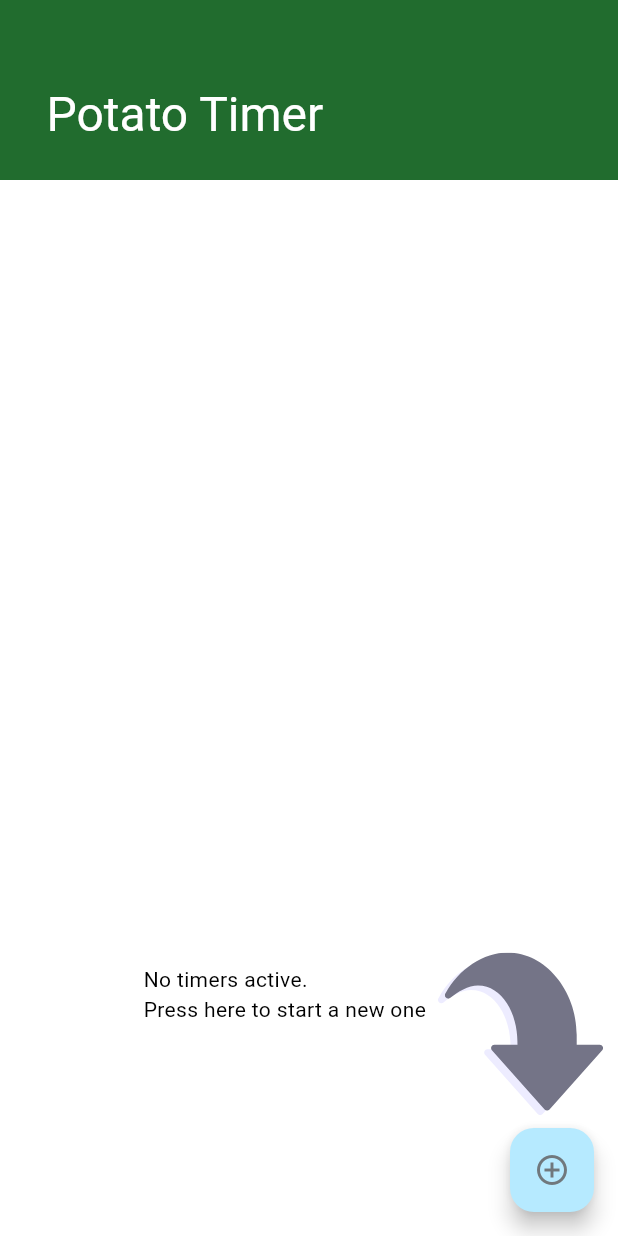
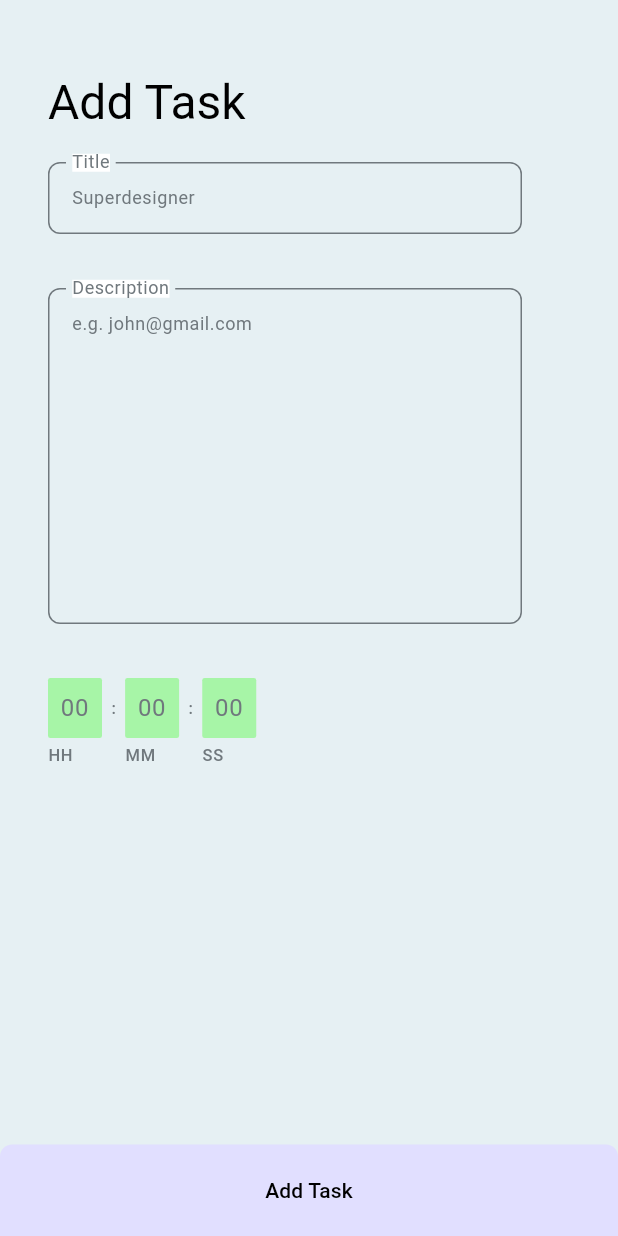
Before and after one commit to ahrar01/ipotato_timer_task, a Flutter app: the screen it shows after launch, after a tap on the "add circle outline" icon, on a phone screen of 412 x 824 dp. Run offline on Flutter 3.47's test engine with Material 2 defaults, Android fonts, the phone set to English and light mode, and no system bars; our stand-ins replace assets_audio_player, drift, flutter_mobx, flutter_svg, freezed_annotation, get_it and 3 more; accounts and stored records are empty; generated files the repository leaves out were written again.

Commit message:
all functionality done

```diff
--- a/lib/core/di.iconfig.dart
+++ b/lib/core/di.iconfig.dart
@@ -1,6 +1,6 @@
 import 'package:get_it/get_it.dart';
 import 'package:injectable/injectable.dart';
-import 'package:ipotato_timer_task/core/di.iconfig.config.dart';
+import 'di.iconfig.config.dart';
 
 final GetIt getIt = GetIt.instance;
 
--- a/lib/core/storage/app_database.dart
+++ b/lib/core/storage/app_database.dart
@@ -1,6 +1,5 @@
 import 'dart:io';
 import 'package:drift/native.dart';
-import 'package:ipotato_timer_task/screens/home/domain/task_modal.dart';
 import 'package:path_provider/path_provider.dart';
 import 'package:path/path.dart' as p;
 import 'package:drift/drift.dart';
--- a/lib/screens/home/data/task_dao.dart
+++ b/lib/screens/home/data/task_dao.dart
@@ -1,6 +1,5 @@
-import 'package:drift/drift.dart';
 import 'package:injectable/injectable.dart';
-import 'package:ipotato_timer_task/screens/home/domain/task_modal.dart';
+import '../domain/task_modal.dart';
 
 import '../../../core/storage/app_database.dart';
 
@@ -9,25 +8,12 @@ class TaskDao {
   final AppDatabase _db;
   TaskDao(this._db);
 
-  /// "watchAllTasks() returns a Stream of all the tasks in the database."
-  ///
-  /// The Stream is a Dart class that allows us to listen to a stream of data. In this case, we're
-  /// listening to a stream of all the tasks in the database
-  ///
-  /// Returns:
-  ///   A Stream of a List of Task objects.
-  Stream<List<Task>> watchAllTask() {
-
-      return _db.select(_db.tasksTable).watch();
-
-  }
-
   /// It returns a list of tasks from the database.
   ///
   /// Returns:
   ///   A list of Task objects.
-  Future<List<Task>> getAllTask() {
-    return _db.select(_db.tasksTable).get();
+  Future<List<TasksTableData>> getAllTask() async {
+    return  _db.select(_db.tasksTable).get();
   }
 
   /// Insert the task into the database.
@@ -35,7 +21,16 @@ class TaskDao {
   /// Args:
   ///   task (Task): The task to be added to the database.
   Future<void> addTask(final Task task) async {
-    await _db.into(_db.tasksTable).insert(task.toInsertable());
+    try {
+      await _db.into(_db.tasksTable).insert(TasksTableData(
+          id: task.taskID,
+          title: task.taskName,
+          description: task.taskDescription,
+          timeLeft: task.taskDuration.inSeconds,
+          finished: task.taskComplete));
+    } catch (e) {
+      print("error :: " + e.toString());
+    }
   }
 
   /// Delete the task with the given ID
@@ -45,20 +40,25 @@ class TaskDao {
   ///
   /// Returns:
   ///   The number of rows deleted.
-  Future<void> deleteTask(int taskID) {
+  Future<void> deleteTask(String taskID) {
     return (_db.delete(_db.tasksTable)..where((t) => t.id.equals(taskID))).go();
   }
 
-/// Update the task with the given ID with the given task.
-///
-/// Args:
-///   taskID (String): The ID of the task to update.
-///   task (Task): The task object to be updated.
+  /// Update the task with the given ID with the given task.
+  ///
+  /// Args:
+  ///   taskID (String): The ID of the task to update.
+  ///   task (Task): The task object to be updated.
   Future<void> updateTaskById(
-      {required int taskID, required Task task}) async {
+      {required String taskID, required Task task}) async {
     (await _db.update(_db.tasksTable)
           ..where((t) => t.id.equals(taskID)))
-        .write(task.toInsertable());
+        .write(TasksTableData(
+            id: task.taskID,
+            title: task.taskName,
+            description: task.taskDescription,
+            timeLeft: task.taskDuration.inSeconds,
+            finished: task.taskComplete));
   }
 
   /// "Delete all the tasks from the database."
--- a/lib/screens/home/data/task_repository.dart
+++ b/lib/screens/home/data/task_repository.dart
@@ -1,5 +1,6 @@
 import 'package:injectable/injectable.dart';
-import 'package:ipotato_timer_task/screens/home/data/task_dao.dart';
+import '../../../core/storage/app_database.dart';
+import 'task_dao.dart';
 
 import '../domain/task_modal.dart';
 
@@ -8,7 +9,7 @@ class TaskRepository {
   final TaskDao taskDao;
   TaskRepository(this.taskDao);
 
-  Future<List<Task>> loadAllTask() {
+  Future<List<TasksTableData>> loadAllTask() async {
     return taskDao.getAllTask();
   }
 
@@ -16,15 +17,11 @@ class TaskRepository {
     await taskDao.addTask(task);
   }
 
-  Future<void> deleteTaskFromDatabase(int taskID) async {
+  Future<void> deleteTaskFromDatabase(String taskID) async {
     await taskDao.deleteTask(taskID);
   }
-  Future<void> updateTask({required int taskID, required Task task}) async {
-    await taskDao.updateTaskById(taskID: taskID,task: task);
+
+  Future<void> updateTask({required String taskID, required Task task}) async {
+    await taskDao.updateTaskById(taskID: taskID, task: task);
   }
-
-  Stream<List<Task>> streamAllTask() {
-    return taskDao.watchAllTask();
-  }
-
 }
--- a/lib/screens/home/domain/task_modal.dart
+++ b/lib/screens/home/domain/task_modal.dart
@@ -6,11 +6,11 @@ part 'task_modal.freezed.dart';
 @unfreezed
 class Task with _$Task {
   factory Task({
-     int? taskID,
-     String? taskName,
-     String? taskDescription,
-     bool? taskComplete,
-     Duration? taskDuration,
-     Timer? ownTimer,
+    required String taskID,
+    required String taskName,
+    required String taskDescription,
+    required bool taskComplete,
+    required Duration taskDuration,
+    Timer? ownTimer
   }) = _Task;
 }
--- /dev/null
+++ b/lib/screens/home/presentation/add_task_overlay.dart
@@ -0,0 +1,187 @@
+import 'package:flutter/material.dart';
+import '../../../core/di.iconfig.dart';
+import 'task_view_model.dart';
+import 'widgets/custom_text_field.dart';
+import 'widgets/duration_selector_widget.dart';
+
+import '../domain/task_modal.dart';
+
+class AddTimerModal {
+  var taskTitleController = TextEditingController();
+  var taskDescriptionController = TextEditingController();
+  late Duration maxDuration = const Duration(seconds: 0);
+  var formKey = GlobalKey<FormState>();
+  bool isAutoValidate = false;
+
+  Future<void> showAddTimerModalSheet(BuildContext buildContext) async {
+    bool timerError = false;
+
+    await showModalBottomSheet(
+      context: buildContext,
+      enableDrag: false,
+      isScrollControlled: true,
+      builder: (BuildContext context) {
+        return AnimatedPadding(
+          padding: MediaQuery.of(context).viewInsets,
+          duration: const Duration(milliseconds: 10),
+          curve: Curves.decelerate,
+          child: BottomSheet(
+            enableDrag: false,
+            shape: const RoundedRectangleBorder(
+              borderRadius: BorderRadius.all(Radius.circular(8)),
+            ),
+            onClosing: () {},
+            builder: (BuildContext context) {
+              return SafeArea(
+                child: Container(
+                  color: Theme.of(context).colorScheme.surfaceTint,
+                  height: MediaQuery.of(context).size.height,
+                  child: StatefulBuilder(
+                    builder: (BuildContext context, setState) =>
+                        SingleChildScrollView(
+                      child: Column(
+                        children: [
+                          SizedBox(
+                            height: MediaQuery.of(context).size.height - 61,
+                            child: Padding(
+                              padding: const EdgeInsets.only(
+                                  left: 32.0, right: 64, top: 48),
+                              child: Form(
+                                autovalidateMode:
+                                    AutovalidateMode.onUserInteraction,
+                                key: formKey,
+                                child: Column(
+                                  crossAxisAlignment: CrossAxisAlignment.start,
+                                  children: [
+                                    Text(
+                                      "Add Task",
+                                      style: Theme.of(context)
+                                          .textTheme
+                                          .headlineLarge!
+                                          .copyWith(
+                                              color: Theme.of(context)
+                                                  .colorScheme
+                                                  .onInverseSurface),
+                                    ),
+                                    const SizedBox(
+                                      height: 20,
+                                    ),
+                                    CustomTextField(
+                                      fieldName: 'Title',
+                                      textEditingController:
+                                          taskTitleController,
+                                      maxLines: 1,
+                                      hintText: 'Superdesigner',
+                                    ),
+                                    const SizedBox(
+                                      height: 36,
+                                    ),
+                                    CustomTextField(
+                                      fieldName: 'Description',
+                                      textEditingController:
+                                          taskDescriptionController,
+                                      maxLines: 12,
+                                      hintText: 'e.g. john@gmail.com',
+                                    ),
+                                    const SizedBox(
+                                      height: 36,
+                                    ),
+                                    DurationSelectorWidget(
+                                      onDurationChanged: (duration) {
+                                        maxDuration = duration;
+                                      },
+                                    ),
+                                    if (timerError)
+                                      Padding(
+                                        padding:
+                                            const EdgeInsets.only(top: 8.0),
+                                        child: Text(
+                                          "Duration should be at least 1 second",
+                                          style: Theme.of(context)
+                                              .textTheme
+                                              .labelSmall!
+                                              .copyWith(
+                                                  color: Theme.of(context)
+                                                      .colorScheme
+                                                      .error),
+                                        ),
+                                      ),
+                                    const Spacer(),
+                                  ],
+                                ),
+                              ),
+                            ),
+                          ),
+                          SizedBox(
+                            width: MediaQuery.of(context).size.width,
+                            height: 61,
+                            child: ElevatedButton(
+                              style: ElevatedButton.styleFrom(
+                                backgroundColor: Theme.of(context)
+                                    .colorScheme
+                                    .onTertiaryContainer,
+                                elevation: 0,
+                                shape: const RoundedRectangleBorder(
+                                  borderRadius: BorderRadius.only(
+                                    topLeft: Radius.circular(8),
+                                    topRight: Radius.circular(8),
+                                  ),
+                                ),
+                              ),
+                              onPressed: () {
+                                if (formKey.currentState!.validate()) {
+                                  if (maxDuration.inSeconds > 0) {
+                                    setState(() {
+                                      timerError = false;
+                                    });
+                                    final viewModel = getIt<TasksViewModel>();
+
+                                    final String taskID = DateTime.now()
+                                        .microsecondsSinceEpoch
+                                        .toString();
+                                    final task = Task(
+                                        taskID: taskID,
+                                        taskName: taskTitleController.text,
+                                        taskDescription:
+                                            taskDescriptionController.text,
+                                        taskComplete: false,
+                                        taskDuration: maxDuration,
+                                        ownTimer: null);
+                                    print(task);
+
+                                    viewModel.addTask(task);
+
+                                    Navigator.pop(context);
+                                  } else {
+                                    setState(() {
+                                      timerError = true;
+                                    });
+                                  }
+                                }
+                              },
+                              child: Text(
+                                "Add Task",
+                                style: Theme.of(context)
+                                    .textTheme
+                                    .labelLarge!
+                                    .copyWith(
+                                      color: Theme.of(context)
+                                          .colorScheme
+                                          .onInverseSurface,
+                                    ),
+                              ),
+                            ),
+                          ),
+                        ],
+                      ),
+                    ),
+                  ),
+                ),
+              );
+            },
+          ),
+        );
+      },
+    );
+  }
+}
--- a/lib/screens/home/presentation/home_screen.dart
+++ b/lib/screens/home/presentation/home_screen.dart
@@ -1,7 +1,8 @@
 import 'package:flutter/material.dart';
-import 'package:ipotato_timer_task/screens/home/presentation/task_view_model.dart';
-import 'package:ipotato_timer_task/screens/home/presentation/widgets/no_tasks_placeholder.dart';
-import 'package:ipotato_timer_task/screens/home/presentation/widgets/single_task_widget.dart';
+import 'add_task_overlay.dart';
+import 'task_view_model.dart';
+import 'widgets/no_tasks_placeholder.dart';
+import 'widgets/single_task_widget.dart';
 import 'package:flutter_mobx/flutter_mobx.dart';
 
 import '../../../core/di.iconfig.dart';
@@ -44,7 +45,9 @@ class _HomeScreenState extends State<HomeScreen> {
           Icons.add_circle_outline_sharp,
           color: Theme.of(context).colorScheme.inverseSurface,
         ),
-        onPressed: () {},
+        onPressed: () {
+          AddTimerModal().showAddTimerModalSheet(context);
+        },
       ),
       body: Observer(
         builder: (context) {
@@ -54,11 +57,11 @@ class _HomeScreenState extends State<HomeScreen> {
               ? const NoTasksPlaceHolder()
               : ListView.builder(
                   itemCount: viewModel.taskList.length,
+                  shrinkWrap: true,
+                  padding: const EdgeInsets.symmetric(
+                      horizontal: 16.0, vertical: 16),
                   itemBuilder: (context, i) {
-                    return Padding(
-                      padding: const EdgeInsets.symmetric(
-                          horizontal: 25.0, vertical: 20),
-                      child: SingleTaskWidget(
+                    return SingleTaskWidget(
                       task: viewModel.taskList[i],
                       onTaskStopped: () {
                         viewModel.setTaskAsComplete(index: i);
@@ -69,7 +72,6 @@ class _HomeScreenState extends State<HomeScreen> {
                       onTaskPlayed: () {
                         viewModel.reduceTaskTime(index: i);
                       },
-                      ),
                     );
                   },
                 );
--- a/lib/screens/home/presentation/task_view_model.dart
+++ b/lib/screens/home/presentation/task_view_model.dart
@@ -2,14 +2,15 @@ import 'dart:async';
 
 import 'package:assets_audio_player/assets_audio_player.dart';
 import 'package:injectable/injectable.dart';
-import 'package:ipotato_timer_task/screens/home/data/task_repository.dart';
-import 'package:ipotato_timer_task/screens/home/domain/task_modal.dart';
+import '../data/task_repository.dart';
+import '../domain/task_modal.dart';
 import 'package:mobx/mobx.dart';
 
+import '../../../core/storage/app_database.dart';
 import '../../../utils/assets.dart';
 part 'task_view_model.g.dart';
 
-@injectable
+@lazySingleton
 class TasksViewModel extends TasksViewModelBase with _$TasksViewModel {
   TasksViewModel(final TaskRepository taskRepo) : super(taskRepo);
 }
@@ -17,21 +18,42 @@ class TasksViewModel extends TasksViewModelBase with _$TasksViewModel {
 abstract class TasksViewModelBase with Store {
   final TaskRepository taskRepo;
   TasksViewModelBase(this.taskRepo) {
+    /// Calling the getTasks() function.
     getTasks();
   }
 
-/// A observable list of tasks.
+  /// A observable list of tasks.
   @observable
   ObservableList<Task> taskList = ObservableList<Task>.of([]);
 
-/// It gets all the tasks from the database and adds them to the taskList.
+  /// It gets all the tasks from the database and adds them to the taskList.
   Future<void> getTasks() async {
-    final tasks = await taskRepo.loadAllTask();
-    taskList.addAll(tasks.asObservable());
+    final List<TasksTableData> tasks = await taskRepo.loadAllTask();
+    tasks.forEach((task) {
+      print("database Task :: " + task.toString());
+
+      taskList.add(
+        Task(
+            taskID: task.id,
+            taskName: task.title,
+            taskDescription: task.description,
+            taskDuration: Duration(seconds: task.timeLeft),
+            taskComplete: task.finished,
+            ownTimer: null),
+      );
+    });
+    sortList();
   }
 
-  Stream<List<Task>> streamAllTask() {
-    return taskRepo.streamAllTask();
+  /// It adds a task to the taskList and then adds the task to the database
+  ///
+  /// Args:
+  ///   task (Task): The task object that we want to add to the database.
+  @action
+  Future<void> addTask(Task task) async {
+    taskList.add(task);
+    await taskRepo.addTaskToDatabase(task);
+    sortList();
   }
 
   /// It takes in an index of the task in the list, gets the task at that index, and then starts a timer
@@ -42,32 +64,46 @@ abstract class TasksViewModelBase with Store {
   @action
   Future<void> reduceTaskTime({required int index}) async {
     final currentTask = taskList[index];
+    print("currentTask :: " + currentTask.toString());
+    currentTask.ownTimer = Timer.periodic(const Duration(seconds: 1), (timer) {
+      if (currentTask.taskDuration.inSeconds > 0) {
+        currentTask.taskDuration =
+            Duration(seconds: currentTask.taskDuration.inSeconds - 1);
 
-    currentTask.ownTimer =
-        Timer.periodic(const Duration(seconds: 1), (timer) async {
-      if (currentTask.taskDuration!.inSeconds > 0) {
-        currentTask.taskDuration =
-            Duration(seconds: currentTask.taskDuration!.inSeconds - 1);
-
-        await taskRepo.updateTask(
-            taskID: taskList[index].taskID!, task: currentTask);
+        taskRepo.updateTask(taskID: taskList[index].taskID, task: currentTask);
       } else {
         currentTask.taskComplete = true;
-        await taskRepo.updateTask(
-            taskID: taskList[index].taskID!, task: currentTask);
+        taskRepo.updateTask(taskID: taskList[index].taskID, task: currentTask);
         playSound();
         timer.cancel();
       }
+      sortList();
     });
   }
 
+  void sortList() {
+    taskList.sort((a, b) {
+      if (b.taskComplete) {
+        return 1;
+      }
+      return -1;
+    });
+    taskList = taskList;
+  }
+
+  /// It deletes the task from the database and removes it from the list
+  ///
+  /// Args:
+  ///   index (int): The index of the task in the taskList.
   @action
   Future<void> setTaskAsComplete({required int index}) async {
     if (taskList[index].ownTimer != null) taskList[index].ownTimer!.cancel();
-    await taskRepo.deleteTaskFromDatabase(taskList[index].taskID!);
+    await taskRepo.deleteTaskFromDatabase(taskList[index].taskID);
     taskList.removeAt(index);
+    sortList();
   }
 
+  /// Play the sound file located in the assets folder.
   void playSound() {
     AssetsAudioPlayer().open(
       Audio(Assets.neverGonnaGiveYouSound),
--- a/lib/screens/home/presentation/widgets/no_tasks_placeholder.dart
+++ b/lib/screens/home/presentation/widgets/no_tasks_placeholder.dart
@@ -1,6 +1,6 @@
 import 'package:flutter/material.dart';
 import 'package:flutter_svg/svg.dart';
-import 'package:ipotato_timer_task/utils/assets.dart';
+import '../../../../utils/assets.dart';
 
 class NoTasksPlaceHolder extends StatelessWidget {
   const NoTasksPlaceHolder({Key? key}) : super(key: key);
--- a/lib/screens/splash/splash_screen.dart
+++ b/lib/screens/splash/splash_screen.dart
@@ -1,7 +1,7 @@
 import 'package:flutter/material.dart';
 import 'package:flutter_svg/flutter_svg.dart';
 import 'package:go_router/go_router.dart';
-import 'package:ipotato_timer_task/utils/assets.dart';
+import '../../utils/assets.dart';
 
 class SplashScreen extends StatefulWidget {
   const SplashScreen({Key? key}) : super(key: key);
--- a/lib/utils/assets.dart
+++ b/lib/utils/assets.dart
@@ -4,6 +4,6 @@ class Assets {
   static const String splashScreenText = "assets/icons/splash_text.svg";
   static const String neverGonnaGiveYouSound =
       "assets/sound/never_gonna_give_you.mp3";
-  static const String iSoundWaveSVG = "assets/icons/isoundwave.svg";
+  static const String iSoundWaveSVG = "assets/icons/isound_wave.svg";
   static const String arrowDown = "assets/icons/arrowDown.svg";
 }
```
Also changed, not shown: lib/screens/home/data/task_table.dart (+4 -4 lines), lib/screens/home/presentation/widgets/single_task_widget.dart (+16 -18 lines), lib/core/di.iconfig.config.dart, lib/core/storage/app_database.g.dart, lib/screens/home/domain/task_modal.freezed.dart, lib/screens/home/presentation/task_view_model.g.dart. Lines whose indentation alone changed are shown as unchanged.
